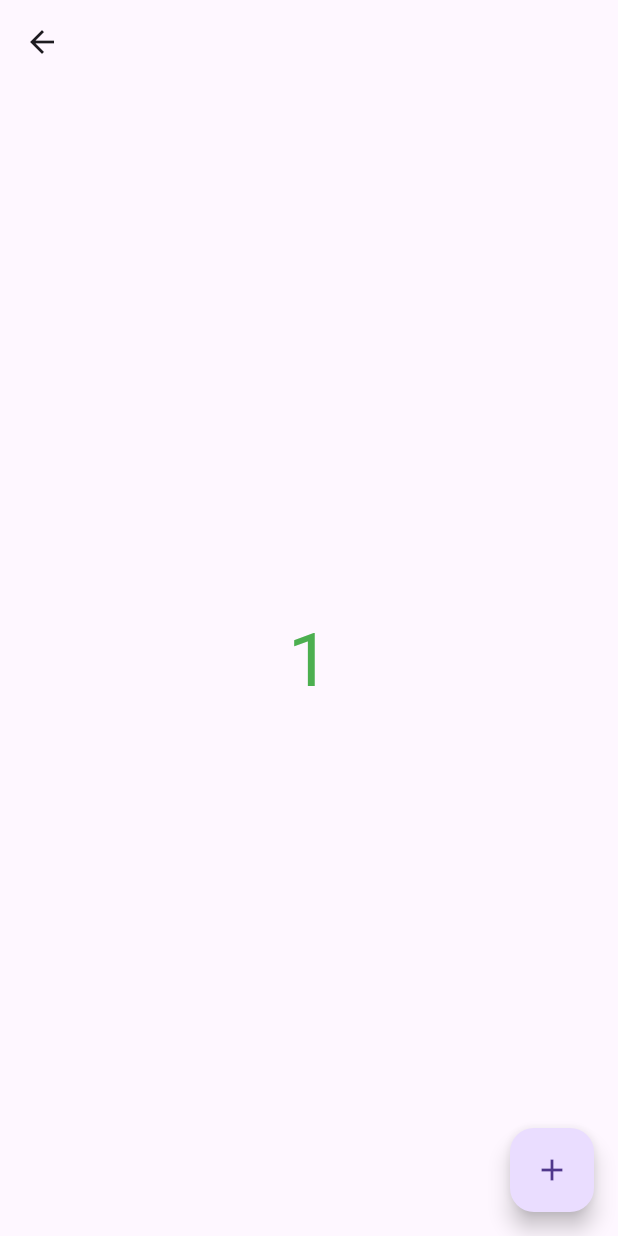
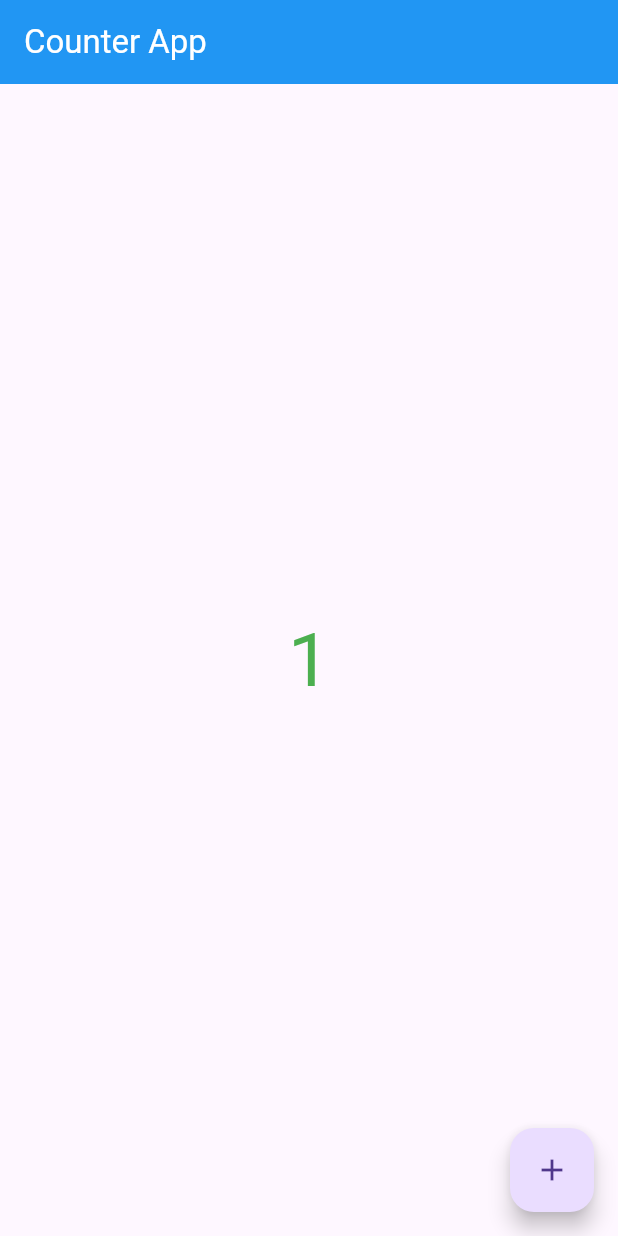
Before and after one commit to Ahmed-3lam/rwad_two, a Flutter app: the CounterScreen screen opened directly, after a tap on the "add" icon, on a phone screen of 412 x 824 dp. Run offline on Flutter 3.47's test engine with Material 3 defaults, Android fonts, the light colour scheme and no system bars; our stand-ins replace bloc, flutter_bloc, get, hive, hive_flutter; accounts and stored records are empty.

Commit message:
Cubit (1)

```diff
--- a/lib/dummy_projects/counter/counter_screen.dart
+++ b/lib/dummy_projects/counter/counter_screen.dart
@@ -1,33 +1,34 @@
 import 'package:flutter/material.dart';
+import 'package:flutter_bloc/flutter_bloc.dart';
+import 'package:rwad_two/dummy_projects/counter/cubit/counter_cubit.dart';
 
-class CounterScreen extends StatefulWidget {
-  @override
-  State<CounterScreen> createState() => _CounterScreenState();
-}
-
-class _CounterScreenState extends State<CounterScreen> {
-  int count = 0;
-
-  void increment() {
-    count++;
-    setState(() {});
-    print("============= count is : $count");
-  }
-
+class CounterScreen extends StatelessWidget {
   @override
   Widget build(BuildContext context) {
+    final cubit = context.read<CounterCubit>();
     return Scaffold(
-      appBar: AppBar(),
+      appBar: AppBar(
+        backgroundColor: Colors.blue,
+        title: Text(
+          "Counter App",
+          style: TextStyle(color: Colors.white),
+        ),
+      ),
       floatingActionButton: FloatingActionButton(
-        onPressed: increment,
+        onPressed: cubit.increment,
         child: Icon(
           Icons.add,
         ),
       ),
       body: Center(
-        child: Text(
-          count.toString(),
-          style: TextStyle(fontSize: 50, color: Colors.green),
+        child: BlocBuilder<CounterCubit, CounterState>(
+          builder: (context, state) {
+            print("Bloc Builder");
+            return Text(
+              cubit.count.toString(),
+              style: TextStyle(fontSize: 50, color: Colors.green),
+            );
+          },
         ),
       ),
     );
--- /dev/null
+++ b/lib/dummy_projects/counter/cubit/counter_cubit.dart
@@ -0,0 +1,16 @@
+import 'package:bloc/bloc.dart';
+import 'package:meta/meta.dart';
+
+part 'counter_state.dart';
+
+class CounterCubit extends Cubit<CounterState> {
+  CounterCubit() : super(CounterInitial());
+
+  int count = 0;
+
+  void increment() {
+    count++;
+    emit(CounterTextChangedState());
+    // setState(() {});
+  }
+}
--- /dev/null
+++ b/lib/dummy_projects/counter/cubit/counter_state.dart
@@ -0,0 +1,8 @@
+part of 'counter_cubit.dart';
+
+@immutable
+abstract class CounterState {}
+
+class CounterInitial extends CounterState {}
+
+class CounterTextChangedState extends CounterState {}
--- a/pubspec.yaml
+++ b/pubspec.yaml
@@ -36,6 +36,9 @@ dependencies:
   # Use with the CupertinoIcons class for iOS style icons.
   cupertino_icons: ^1.0.6
   get: ^4.6.6
+  hive: ^2.2.3
+  hive_flutter: ^1.1.0
+  flutter_bloc: ^8.1.6
 
 
 
@@ -50,6 +53,8 @@ dev_dependencies:
   # rules and activating additional ones.
   flutter_lints: ^3.0.0
   flutter_native_splash: ^2.4.1
+  hive_generator:
+  build_runner:
 
 # For information on the generic Dart part of this file, see the
 # following page: https://dart.dev/tools/pub/pubspec
```
Also changed, not shown: lib/dummy_projects/note/note_hive_helper.dart (added, +39 -0 lines), lib/dummy_projects/note/note_screen.dart (+25 -9 lines), lib/main.dart (+15 -6 lines), pubspec.lock.
